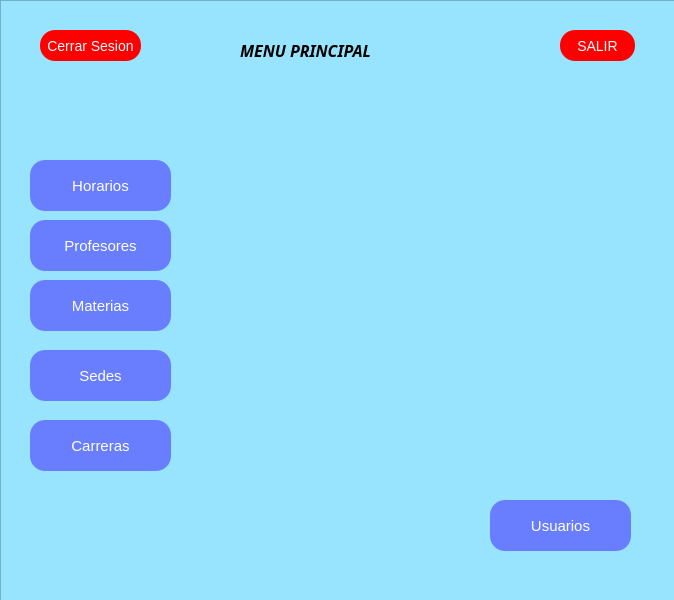
Above: ui/menu.ui from Reinaldito04/IUTA----HORARIOS before the change. Below: the same form after it.
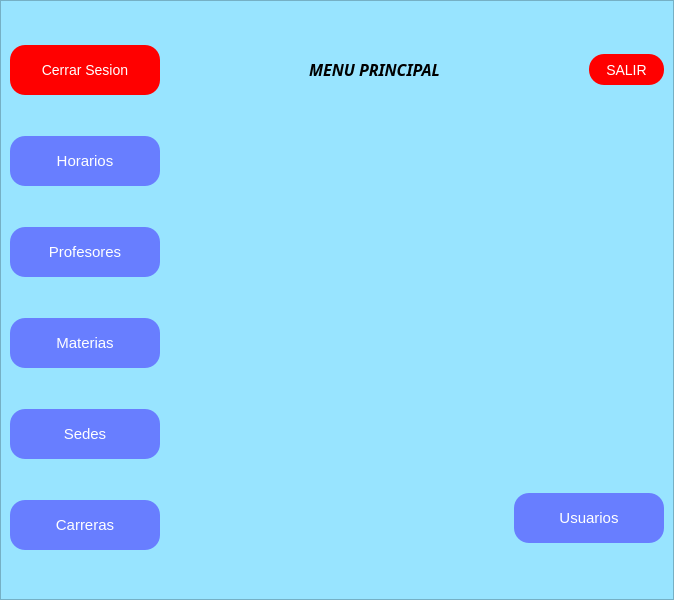
That is the form after the change. Icons and pictures are not drawn.

```diff
--- a/ui/menu.ui
+++ b/ui/menu.ui
@@ -14,15 +14,24 @@
    <string>MainWindow</string>
   </property>
   <widget class="QWidget" name="centralwidget">
+   <layout class="QVBoxLayout" name="verticalLayout_2">
+    <property name="spacing">
+     <number>0</number>
+    </property>
+    <property name="leftMargin">
+     <number>0</number>
+    </property>
+    <property name="topMargin">
+     <number>0</number>
+    </property>
+    <property name="rightMargin">
+     <number>0</number>
+    </property>
+    <property name="bottomMargin">
+     <number>0</number>
+    </property>
+    <item>
    <widget class="QFrame" name="frame">
-    <property name="geometry">
-     <rect>
-      <x>0</x>
-      <y>0</y>
-      <width>681</width>
-      <height>601</height>
-     </rect>
-    </property>
     <property name="styleSheet">
      <string notr="true">background-color:rgb(152, 228, 255);</string>
     </property>
@@ -32,61 +41,75 @@
     <property name="frameShadow">
      <enum>QFrame::Raised</enum>
     </property>
-    <widget class="QLabel" name="label">
-     <property name="geometry">
-      <rect>
-       <x>240</x>
-       <y>30</y>
-       <width>261</width>
-       <height>41</height>
-      </rect>
-     </property>
-     <property name="font">
-      <font>
-       <family>Hack Nerd Font Mono</family>
-       <pointsize>12</pointsize>
-       <weight>75</weight>
-       <italic>true</italic>
-       <bold>true</bold>
-      </font>
-     </property>
-     <property name="text">
-      <string>MENU PRINCIPAL</string>
-     </property>
-    </widget>
-    <widget class="QLabel" name="text">
-     <property name="geometry">
-      <rect>
-       <x>150</x>
-       <y>90</y>
-       <width>401</width>
-       <height>71</height>
-      </rect>
-     </property>
-     <property name="font">
-      <font>
-       <family>Hack Nerd Font Mono</family>
-       <pointsize>12</pointsize>
-       <weight>75</weight>
-       <italic>true</italic>
-       <bold>true</bold>
-      </font>
+      <layout class="QVBoxLayout" name="verticalLayout_5">
+       <item>
+        <layout class="QHBoxLayout" name="horizontalLayout_4">
+         <item>
+          <layout class="QVBoxLayout" name="verticalLayout">
+           <item>
+            <spacer name="verticalSpacer_4">
+             <property name="orientation">
+              <enum>Qt::Vertical</enum>
+             </property>
+             <property name="sizeHint" stdset="0">
+              <size>
+               <width>14</width>
+               <height>13</height>
+              </size>
+             </property>
+            </spacer>
+           </item>
+           <item>
+            <widget class="QPushButton" name="bt_close">
+             <property name="minimumSize">
+              <size>
+               <width>150</width>
+               <height>50</height>
+              </size>
+             </property>
+             <property name="maximumSize">
+              <size>
+               <width>150</width>
+               <height>50</height>
+              </size>
+             </property>
+             <property name="styleSheet">
+              <string notr="true">background-color:red;
+color:white;
+font-size:14px;
+border-radius:15px;</string>
      </property>
      <property name="text">
-      <string/>
-     </property>
-     <property name="alignment">
-      <set>Qt::AlignCenter</set>
-     </property>
-    </widget>
+              <string>Cerrar Sesion</string>
+             </property>
+            </widget>
+           </item>
+           <item>
+            <spacer name="verticalSpacer_2">
+             <property name="orientation">
+              <enum>Qt::Vertical</enum>
+             </property>
+             <property name="sizeHint" stdset="0">
+              <size>
+               <width>14</width>
+               <height>13</height>
+              </size>
+             </property>
+            </spacer>
+           </item>
+           <item>
     <widget class="QPushButton" name="bt_horarios">
-     <property name="geometry">
-      <rect>
-       <x>30</x>
-       <y>160</y>
-       <width>141</width>
-       <height>51</height>
-      </rect>
+             <property name="minimumSize">
+              <size>
+               <width>150</width>
+               <height>50</height>
+              </size>
+             </property>
+             <property name="maximumSize">
+              <size>
+               <width>150</width>
+               <height>50</height>
+              </size>
      </property>
      <property name="styleSheet">
       <string notr="true">border-radius:15px;
@@ -108,14 +131,33 @@
       </size>
      </property>
     </widget>
+           </item>
+           <item>
+            <spacer name="verticalSpacer_7">
+             <property name="orientation">
+              <enum>Qt::Vertical</enum>
+             </property>
+             <property name="sizeHint" stdset="0">
+              <size>
+               <width>14</width>
+               <height>13</height>
+              </size>
+             </property>
+            </spacer>
+           </item>
+           <item>
     <widget class="QPushButton" name="bt_teachers">
-     <property name="geometry">
-      <rect>
-       <x>30</x>
-       <y>220</y>
-       <width>141</width>
-       <height>51</height>
-      </rect>
+             <property name="minimumSize">
+              <size>
+               <width>150</width>
+               <height>50</height>
+              </size>
+             </property>
+             <property name="maximumSize">
+              <size>
+               <width>150</width>
+               <height>50</height>
+              </size>
      </property>
      <property name="styleSheet">
       <string notr="true">border-radius:15px;
@@ -137,14 +179,33 @@
       </size>
      </property>
     </widget>
-    <widget class="QPushButton" name="Loginboton_3">
-     <property name="geometry">
-      <rect>
-       <x>30</x>
-       <y>280</y>
-       <width>141</width>
-       <height>51</height>
-      </rect>
+           </item>
+           <item>
+            <spacer name="verticalSpacer_8">
+             <property name="orientation">
+              <enum>Qt::Vertical</enum>
+             </property>
+             <property name="sizeHint" stdset="0">
+              <size>
+               <width>14</width>
+               <height>13</height>
+              </size>
+             </property>
+            </spacer>
+           </item>
+           <item>
+            <widget class="QPushButton" name="bt_materias">
+             <property name="minimumSize">
+              <size>
+               <width>150</width>
+               <height>50</height>
+              </size>
+             </property>
+             <property name="maximumSize">
+              <size>
+               <width>150</width>
+               <height>50</height>
+              </size>
      </property>
      <property name="styleSheet">
       <string notr="true">border-radius:15px;
@@ -166,14 +227,33 @@
       </size>
      </property>
     </widget>
+           </item>
+           <item>
+            <spacer name="verticalSpacer_5">
+             <property name="orientation">
+              <enum>Qt::Vertical</enum>
+             </property>
+             <property name="sizeHint" stdset="0">
+              <size>
+               <width>14</width>
+               <height>13</height>
+              </size>
+             </property>
+            </spacer>
+           </item>
+           <item>
     <widget class="QPushButton" name="Loginboton_4">
-     <property name="geometry">
-      <rect>
-       <x>30</x>
-       <y>350</y>
-       <width>141</width>
-       <height>51</height>
-      </rect>
+             <property name="minimumSize">
+              <size>
+               <width>150</width>
+               <height>50</height>
+              </size>
+             </property>
+             <property name="maximumSize">
+              <size>
+               <width>150</width>
+               <height>50</height>
+              </size>
      </property>
      <property name="styleSheet">
       <string notr="true">border-radius:15px;
@@ -195,14 +275,33 @@
       </size>
      </property>
     </widget>
+           </item>
+           <item>
+            <spacer name="verticalSpacer_6">
+             <property name="orientation">
+              <enum>Qt::Vertical</enum>
+             </property>
+             <property name="sizeHint" stdset="0">
+              <size>
+               <width>14</width>
+               <height>13</height>
+              </size>
+             </property>
+            </spacer>
+           </item>
+           <item>
     <widget class="QPushButton" name="bt_carreras">
-     <property name="geometry">
-      <rect>
-       <x>30</x>
-       <y>420</y>
-       <width>141</width>
-       <height>51</height>
-      </rect>
+             <property name="minimumSize">
+              <size>
+               <width>150</width>
+               <height>50</height>
+              </size>
+             </property>
+             <property name="maximumSize">
+              <size>
+               <width>150</width>
+               <height>50</height>
+              </size>
      </property>
      <property name="styleSheet">
       <string notr="true">border-radius:15px;
@@ -224,14 +323,81 @@
       </size>
      </property>
     </widget>
+           </item>
+           <item>
+            <spacer name="verticalSpacer">
+             <property name="orientation">
+              <enum>Qt::Vertical</enum>
+             </property>
+             <property name="sizeHint" stdset="0">
+              <size>
+               <width>20</width>
+               <height>40</height>
+              </size>
+             </property>
+            </spacer>
+           </item>
+          </layout>
+         </item>
+         <item>
+          <layout class="QVBoxLayout" name="verticalLayout_4">
+           <item>
+            <layout class="QHBoxLayout" name="horizontalLayout_2">
+             <item>
+              <spacer name="horizontalSpacer_2">
+               <property name="orientation">
+                <enum>Qt::Horizontal</enum>
+               </property>
+               <property name="sizeHint" stdset="0">
+                <size>
+                 <width>40</width>
+                 <height>20</height>
+                </size>
+               </property>
+              </spacer>
+             </item>
+             <item>
+              <widget class="QLabel" name="label">
+               <property name="font">
+                <font>
+                 <family>Hack Nerd Font Mono</family>
+                 <pointsize>12</pointsize>
+                 <weight>75</weight>
+                 <italic>true</italic>
+                 <bold>true</bold>
+                </font>
+               </property>
+               <property name="text">
+                <string>MENU PRINCIPAL</string>
+               </property>
+              </widget>
+             </item>
+             <item>
+              <spacer name="horizontalSpacer_3">
+               <property name="orientation">
+                <enum>Qt::Horizontal</enum>
+               </property>
+               <property name="sizeHint" stdset="0">
+                <size>
+                 <width>40</width>
+                 <height>20</height>
+                </size>
+               </property>
+              </spacer>
+             </item>
+             <item>
     <widget class="QPushButton" name="bt_salir">
-     <property name="geometry">
-      <rect>
-       <x>560</x>
-       <y>30</y>
+               <property name="minimumSize">
+                <size>
        <width>75</width>
        <height>31</height>
-      </rect>
+                </size>
+               </property>
+               <property name="maximumSize">
+                <size>
+                 <width>75</width>
+                 <height>31</height>
+                </size>
      </property>
      <property name="styleSheet">
       <string notr="true">background-color:red;
@@ -243,33 +409,70 @@
       <string>SALIR</string>
      </property>
     </widget>
-    <widget class="QPushButton" name="bt_close">
-     <property name="geometry">
-      <rect>
-       <x>40</x>
-       <y>30</y>
-       <width>101</width>
-       <height>31</height>
-      </rect>
-     </property>
-     <property name="styleSheet">
-      <string notr="true">background-color:red;
-color:white;
-font-size:14px;
-border-radius:15px;</string>
+             </item>
+            </layout>
+           </item>
+           <item>
+            <layout class="QVBoxLayout" name="verticalLayout_3">
+             <item>
+              <widget class="QLabel" name="text">
+               <property name="minimumSize">
+                <size>
+                 <width>401</width>
+                 <height>71</height>
+                </size>
+               </property>
+               <property name="maximumSize">
+                <size>
+                 <width>401</width>
+                 <height>71</height>
+                </size>
+               </property>
+               <property name="font">
+                <font>
+                 <family>Hack Nerd Font Mono</family>
+                 <pointsize>12</pointsize>
+                 <weight>75</weight>
+                 <italic>true</italic>
+                 <bold>true</bold>
+                </font>
      </property>
      <property name="text">
-      <string>Cerrar Sesion</string>
-     </property>
-    </widget>
+                <string/>
+               </property>
+               <property name="alignment">
+                <set>Qt::AlignCenter</set>
+               </property>
+              </widget>
+             </item>
+             <item>
+              <layout class="QHBoxLayout" name="horizontalLayout_3">
+               <item>
+                <spacer name="horizontalSpacer_4">
+                 <property name="orientation">
+                  <enum>Qt::Horizontal</enum>
+                 </property>
+                 <property name="sizeHint" stdset="0">
+                  <size>
+                   <width>40</width>
+                   <height>20</height>
+                  </size>
+                 </property>
+                </spacer>
+               </item>
+               <item>
     <widget class="QLabel" name="label_4">
-     <property name="geometry">
-      <rect>
-       <x>270</x>
-       <y>200</y>
+                 <property name="minimumSize">
+                  <size>
        <width>381</width>
        <height>231</height>
-      </rect>
+                  </size>
+                 </property>
+                 <property name="maximumSize">
+                  <size>
+                   <width>381</width>
+                   <height>231</height>
+                  </size>
      </property>
      <property name="font">
       <font>
@@ -293,14 +496,52 @@
       <bool>true</bool>
      </property>
     </widget>
+               </item>
+               <item>
+                <spacer name="horizontalSpacer_5">
+                 <property name="orientation">
+                  <enum>Qt::Horizontal</enum>
+                 </property>
+                 <property name="sizeHint" stdset="0">
+                  <size>
+                   <width>40</width>
+                   <height>20</height>
+                  </size>
+                 </property>
+                </spacer>
+               </item>
+              </layout>
+             </item>
+            </layout>
+           </item>
+           <item>
+            <layout class="QHBoxLayout" name="horizontalLayout">
+             <item>
+              <spacer name="horizontalSpacer">
+               <property name="orientation">
+                <enum>Qt::Horizontal</enum>
+               </property>
+               <property name="sizeHint" stdset="0">
+                <size>
+                 <width>40</width>
+                 <height>20</height>
+                </size>
+               </property>
+              </spacer>
+             </item>
+             <item>
     <widget class="QPushButton" name="bt_users">
-     <property name="geometry">
-      <rect>
-       <x>490</x>
-       <y>500</y>
-       <width>141</width>
-       <height>51</height>
-      </rect>
+               <property name="minimumSize">
+                <size>
+                 <width>150</width>
+                 <height>50</height>
+                </size>
+               </property>
+               <property name="maximumSize">
+                <size>
+                 <width>150</width>
+                 <height>50</height>
+                </size>
      </property>
      <property name="styleSheet">
       <string notr="true">border-radius:15px;
@@ -322,7 +563,17 @@
       </size>
      </property>
     </widget>
-   </widget>
+             </item>
+            </layout>
+           </item>
+          </layout>
+         </item>
+        </layout>
+       </item>
+      </layout>
+     </widget>
+    </item>
+   </layout>
   </widget>
  </widget>
  <resources/>
```
Lines whose indentation alone changed are shown as unchanged.
